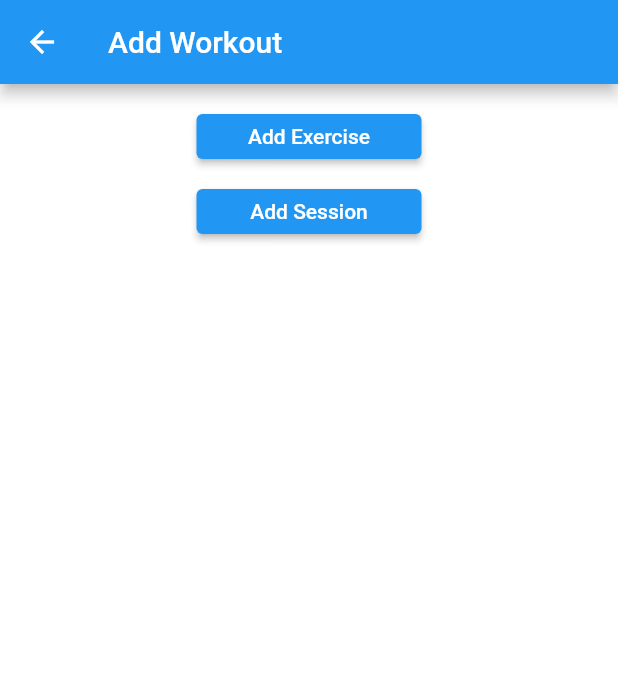
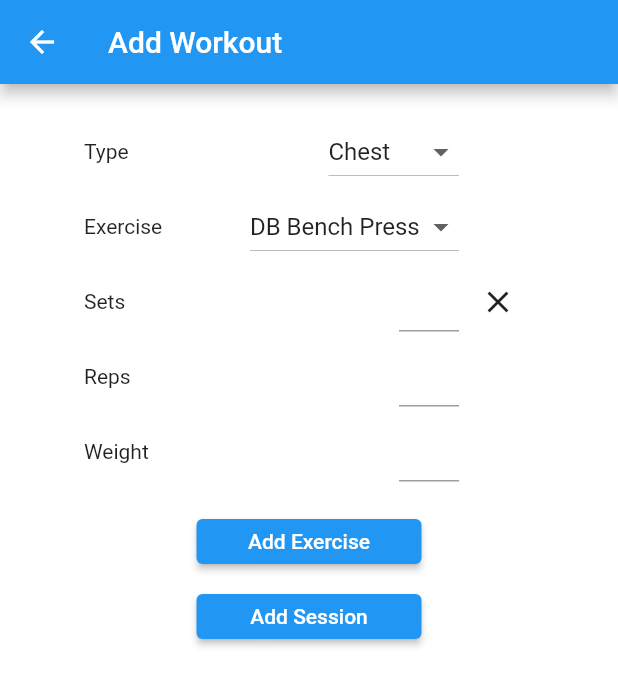
Before and after one commit to dvtran99/Send-Tracker-App, a Flutter app: the AddWorkoutScreen screen opened directly, after a tap on "Add Exercise", on a phone screen of 412 x 824 dp. Shown: the top 686 px of the screen. Run offline on Flutter 3.47's test engine with Material 2 defaults, Android fonts, the phone set to English and light mode, and no system bars.

Commit message:
Add exercise form

```diff
--- a/send_tracker_app/lib/screens/add-workout-screen.dart
+++ b/send_tracker_app/lib/screens/add-workout-screen.dart
@@ -1,4 +1,5 @@
 import 'package:flutter/material.dart';
+import 'package:send_tracker_app/widgets/exercise-form.dart';
 
 class AddWorkoutScreen extends StatefulWidget {
   const AddWorkoutScreen({Key? key}) : super(key: key);
@@ -8,6 +9,13 @@ class AddWorkoutScreen extends StatefulWidget {
 }
 
 class AddWorkoutScreenState extends State<AddWorkoutScreen> {
+  var exercises = <ExerciseForm>[];
+  Map formData = <int, List<String>>{};
+
+  void _onData(List<String> data) {
+    formData[int.parse(data[0])] = data;
+  }
+
   @override
   Widget build(BuildContext context) {
     return Scaffold(
@@ -19,11 +27,37 @@ class AddWorkoutScreenState extends State<AddWorkoutScreen> {
             children: [
               SizedBox(height: 20),
               SizedBox(
+                height: 250.0 * exercises.length,
+                width: 300,
+                child: ListView.builder(
+                  itemCount: exercises.length,
+                  itemBuilder: (BuildContext context, int index) {
+                    return Row(
+                      mainAxisAlignment: MainAxisAlignment.spaceBetween,
+                      children: [
+                        ExerciseForm(index: index, onData: _onData),
+                        CloseButton(
+                          onPressed: () {
+                            setState(() {
+                              exercises.removeAt(index);
+                            });
+                          },
+                        ),
+                      ],
+                    );
+                  },
+                ),
+              ),
+              SizedBox(height: 20),
+              SizedBox(
                 width: 150,
                 height: 30,
                 child: ElevatedButton(
                     onPressed: () {
-                      print('Pressed!');
+                      setState(() {
+                        exercises.add(ExerciseForm(
+                            index: exercises.length, onData: _onData));
+                      });
                     },
                     child: Text("Add Exercise")),
               ),
@@ -33,7 +67,21 @@ class AddWorkoutScreenState extends State<AddWorkoutScreen> {
                 height: 30,
                 child: ElevatedButton(
                     onPressed: () {
-                      print('Pressed!');
+                      formData.forEach((key, value) {
+                        String type = value[1];
+                        String name = value[2];
+                        int sets = int.tryParse(value[3]) == null
+                            ? 0
+                            : int.parse(value[3]);
+                        int reps = int.tryParse(value[4]) == null
+                            ? 0
+                            : int.parse(value[4]);
+                        int weight = int.tryParse(value[5]) == null
+                            ? 0
+                            : int.parse(value[5]);
+                        print(
+                            "Index: $key / Type $type / Name $name / Sets $sets / Reps $reps / Weight $weight");
+                      });
                     },
                     child: Text("Add Session")),
               ),
--- /dev/null
+++ b/send_tracker_app/lib/widgets/exercise-form.dart
@@ -0,0 +1,294 @@
+import 'package:flutter/material.dart';
+import 'package:flutter/services.dart';
+
+class ExerciseForm extends StatefulWidget {
+  final void Function(List<String>) onData;
+  final int index;
+
+  const ExerciseForm({Key? key, required this.index, required this.onData})
+      : super(key: key);
+
+  @override
+  ExerciseFormState createState() => ExerciseFormState();
+}
+
+class ExerciseFormState extends State<ExerciseForm> {
+  TextStyle textTheme = TextStyle(fontSize: 20);
+
+  String typeValue = 'Chest';
+  String exerciseValue = 'DB Bench Press';
+
+  final setsController = TextEditingController();
+  final repsController = TextEditingController();
+  final weightController = TextEditingController();
+
+  Map<String, List<DropdownMenuItem<String>>> exerciseMap = {
+    'Chest': [
+      DropdownMenuItem(
+        value: 'DB Bench Press',
+        child: Text('DB Bench Press'),
+      ),
+      DropdownMenuItem(
+        value: 'Chest Dips',
+        child: Text('Chest Dips'),
+      ),
+      DropdownMenuItem(
+        value: 'Incline DB Press',
+        child: Text('Incline DB Press'),
+      ),
+    ],
+    'Back': [
+      DropdownMenuItem(
+        value: 'BB Row',
+        child: Text('BB Row'),
+      ),
+      DropdownMenuItem(
+        value: 'Weighted Pullups',
+        child: Text('Weighted Pullups'),
+      ),
+      DropdownMenuItem(
+        value: 'Seated Cable Row',
+        child: Text('Seated Cable Row'),
+      ),
+      DropdownMenuItem(
+        value: 'DB Shrug',
+        child: Text('DB Shrug'),
+      ),
+    ],
+    'Leg': [
+      DropdownMenuItem(
+        value: 'Squats',
+        child: Text('Squats'),
+      ),
+      DropdownMenuItem(
+        value: 'Leg Press',
+        child: Text('Leg Press'),
+      ),
+      DropdownMenuItem(
+        value: 'Calf Raises',
+        child: Text('Calf Raises'),
+      ),
+      DropdownMenuItem(
+        value: 'DB RDL',
+        child: Text('DB RDL'),
+      ),
+    ],
+    'Shoulder': [
+      DropdownMenuItem(
+        value: 'BB Overhead Press',
+        child: Text('BB Overhead Press'),
+      ),
+      DropdownMenuItem(
+        value: 'Lateral Raises',
+        child: Text('Lateral Raises'),
+      ),
+      DropdownMenuItem(
+        value: 'Rear Delt Flys',
+        child: Text('Rear Delt Flys'),
+      ),
+    ],
+    'Bicep': [
+      DropdownMenuItem(
+        value: 'BB Curls',
+        child: Text('BB Curls'),
+      ),
+      DropdownMenuItem(
+        value: 'Weighted Chinups',
+        child: Text('Weighted Chinups'),
+      ),
+      DropdownMenuItem(
+        value: 'Incline DB Curls',
+        child: Text('Incline DB Curls'),
+      ),
+    ],
+    'Tricep': [
+      DropdownMenuItem(
+        value: 'BB Skull Crushers',
+        child: Text('BB Skull Crushers'),
+      ),
+      DropdownMenuItem(
+        value: 'Overhead Tricep Ext',
+        child: Text('Overhead Tricep Ext'),
+      ),
+      DropdownMenuItem(
+        value: 'Rope Pulldowns',
+        child: Text('Rope Pulldowns'),
+      ),
+    ],
+    'Core': [
+      DropdownMenuItem(
+        value: 'Rope Crunches',
+        child: Text('Rope Crunches'),
+      ),
+      DropdownMenuItem(
+        value: 'Leg Raises',
+        child: Text('Leg Raises'),
+      ),
+      DropdownMenuItem(
+        value: 'Bicycle Crunches',
+        child: Text('Bicycle Crunches'),
+      ),
+    ],
+  };
+
+  List<DropdownMenuItem<String>> get typeItems {
+    return [
+      DropdownMenuItem(
+        value: 'Chest',
+        child: Text('Chest'),
+      ),
+      DropdownMenuItem(
+        value: 'Back',
+        child: Text('Back'),
+      ),
+      DropdownMenuItem(
+        value: 'Leg',
+        child: Text('Leg'),
+      ),
+      DropdownMenuItem(
+        value: 'Shoulder',
+        child: Text('Shoulder'),
+      ),
+      DropdownMenuItem(
+        value: 'Bicep',
+        child: Text('Bicep'),
+      ),
+      DropdownMenuItem(
+        value: 'Tricep',
+        child: Text('Tricep'),
+      ),
+      DropdownMenuItem(
+        value: 'Core',
+        child: Text('Core'),
+      ),
+    ];
+  }
+
+  void submitData() {
+    widget.onData([
+      widget.index.toString(),
+      typeValue,
+      exerciseValue,
+      setsController.text,
+      repsController.text,
+      weightController.text
+    ]);
+  }
+
+  @override
+  Widget build(BuildContext context) {
+    return Column(
+      children: [
+        SizedBox(
+          height: 50,
+          width: 250,
+          child: Row(
+            mainAxisAlignment: MainAxisAlignment.spaceBetween,
+            children: [
+              Text("Type"),
+              DropdownButton(
+                  focusNode: FocusNode(canRequestFocus: false),
+                  value: typeValue,
+                  items: typeItems,
+                  onChanged: (String? newValue) {
+                    setState(() {
+                      typeValue = newValue!;
+                      exerciseValue = exerciseMap[typeValue]![0].value!;
+                      submitData();
+                    });
+                  }),
+            ],
+          ),
+        ),
+        SizedBox(
+          height: 50,
+          width: 250,
+          child: Row(
+            mainAxisAlignment: MainAxisAlignment.spaceBetween,
+            children: [
+              Text("Exercise"),
+              DropdownButton(
+                  focusNode: FocusNode(canRequestFocus: false),
+                  value: exerciseValue,
+                  items: exerciseMap[typeValue],
+                  onChanged: (String? newValue) {
+                    setState(() {
+                      exerciseValue = newValue!;
+                      submitData();
+                    });
+                  }),
+            ],
+          ),
+        ),
+        SizedBox(
+          height: 50,
+          width: 250,
+          child: Row(
+            mainAxisAlignment: MainAxisAlignment.spaceBetween,
+            children: [
+              Text("Sets"),
+              SizedBox(
+                  height: 40,
+                  width: 40,
+                  child: TextField(
+                    controller: setsController,
+                    keyboardType: TextInputType.number,
+                    onChanged: (value) {
+                      submitData();
+                    },
+                  ))
+            ],
+          ),
+        ),
+        SizedBox(
+          height: 50,
+          width: 250,
+          child: Row(
+            mainAxisAlignment: MainAxisAlignment.spaceBetween,
+            children: [
+              Text("Reps"),
+              SizedBox(
+                  height: 40,
+                  width: 40,
+                  child: TextField(
+                    controller: repsController,
+                    keyboardType: TextInputType.number,
+                    onChanged: (value) {
+                      submitData();
+                    },
+                  ))
+            ],
+          ),
+        ),
+        SizedBox(
+          height: 50,
+          width: 250,
+          child: Row(
+            mainAxisAlignment: MainAxisAlignment.spaceBetween,
+            children: [
+              Text("Weight"),
+              SizedBox(
+                  height: 40,
+                  width: 40,
+                  child: TextField(
+                    controller: weightController,
+                    keyboardType: TextInputType.number,
+                    onChanged: (value) {
+                      submitData();
+                    },
+                  ))
+            ],
+          ),
+        ),
+      ],
+    );
+  }
+
+  @override
+  void dispose() {
+    setsController.dispose();
+    repsController.dispose();
+    weightController.dispose();
+    super.dispose();
+  }
+}
--- a/send_tracker_app/pubspec.yaml
+++ b/send_tracker_app/pubspec.yaml
@@ -14,6 +14,7 @@ dependencies:
 
   english_words: ^4.0.0
   provider: ^6.0.0
+  sqflite:
 
 dev_dependencies:
   flutter_test:
```
Also changed, not shown: send_tracker_app/pubspec.lock, 1 other file.
